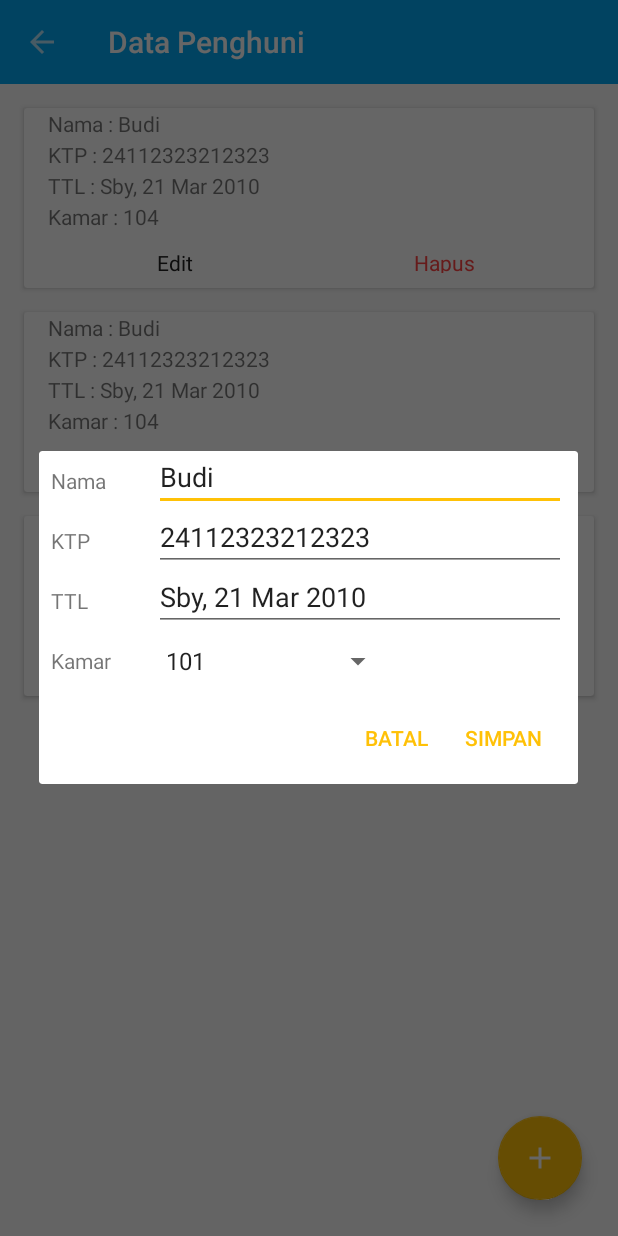
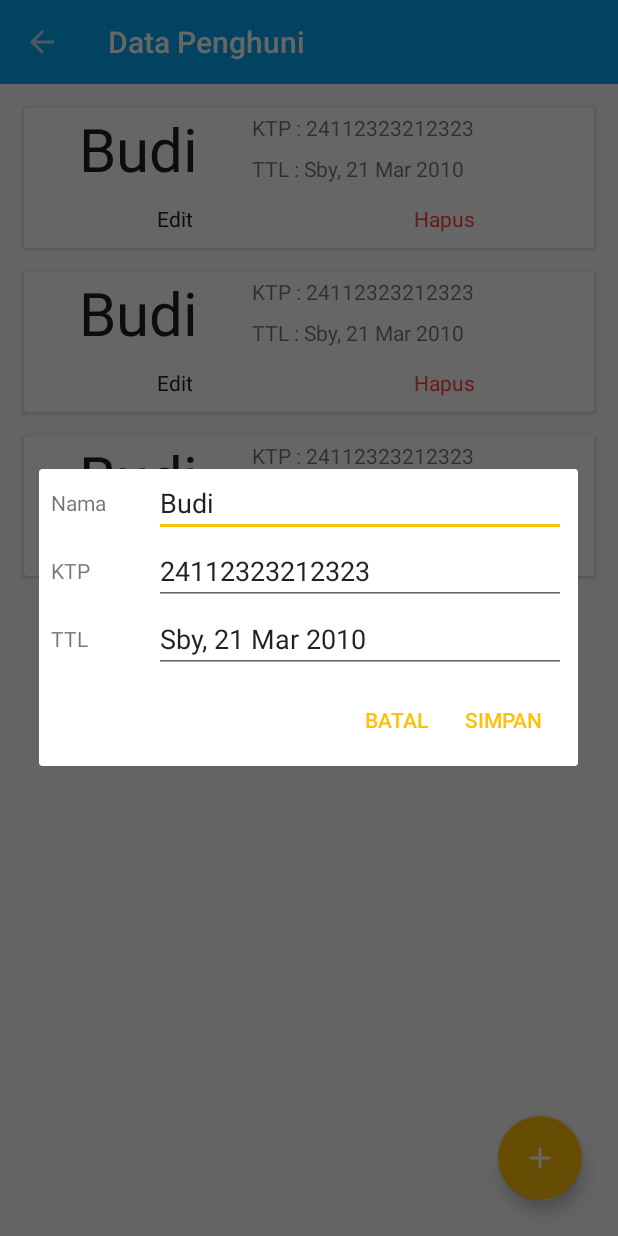
Before and after one commit to dzakybd/SIKOST, an Android app: the DataPenghuniActivity screen opened directly, with no data from a screen before it, after a tap on "Edit", on a phone screen of 412 x 824 dp. Run offline under Robolectric (Android 15) with nearby library versions, the phone set to English and light mode, and no system bars; our stand-ins replace ButterKnife; libraries missing offline, so code that uses them is left out: com.mikepenz.fontawesome_typeface_library, com.mikepenz.iconics; 4 statements that could not run were skipped.

Commit message:
merge item kamar & penghuni + modify penghuni adapter + iconics implement + remove opsi kamar di penghuni

```diff
--- a/app/src/main/java/id/ac/its/sikost/activity/DataKamarActivity.java
+++ b/app/src/main/java/id/ac/its/sikost/activity/DataKamarActivity.java
@@ -63,7 +63,7 @@ public class DataKamarActivity extends AppCompatActivity implements EditHapusInt
 
     private void tambah() {
         AlertDialog.Builder result = new AlertDialog.Builder(this);
-        View alertview = getLayoutInflater().inflate(R.layout.dialog_add_kamar, null);
+        View alertview = getLayoutInflater().inflate(R.layout.dialog_data_kamar, null);
         et_nama = (EditText) alertview.findViewById(R.id.et_nama);
         et_kapasitas = (EditText) alertview.findViewById(R.id.et_kapasitas);
         et_biaya = (EditText) alertview.findViewById(R.id.et_biaya);
@@ -86,7 +86,7 @@ public class DataKamarActivity extends AppCompatActivity implements EditHapusInt
     public void edit(final int index) {
         Kamar temp = kamars.get(index);
         AlertDialog.Builder result = new AlertDialog.Builder(this);
-        View alertview = getLayoutInflater().inflate(R.layout.dialog_add_kamar, null);
+        View alertview = getLayoutInflater().inflate(R.layout.dialog_data_kamar, null);
         et_nama = (EditText) alertview.findViewById(R.id.et_nama);
         et_kapasitas = (EditText) alertview.findViewById(R.id.et_kapasitas);
         et_biaya = (EditText) alertview.findViewById(R.id.et_biaya);
--- a/app/src/main/java/id/ac/its/sikost/activity/DataPenghuniActivity.java
+++ b/app/src/main/java/id/ac/its/sikost/activity/DataPenghuniActivity.java
@@ -11,15 +11,14 @@ import android.support.v7.widget.Toolbar;
 import android.view.MenuItem;
 import android.view.View;
 import android.widget.EditText;
-import android.widget.Spinner;
 
 import java.util.List;
 
 import butterknife.BindView;
 import butterknife.ButterKnife;
-import id.ac.its.sikost.interfaces.EditHapusInterface;
 import id.ac.its.sikost.R;
 import id.ac.its.sikost.adapter.PenghuniAdapter;
+import id.ac.its.sikost.interfaces.EditHapusInterface;
 import id.ac.its.sikost.model.Penghuni;
 import id.ac.its.sikost.model.PenghuniSingleton;
 
@@ -34,7 +33,6 @@ public class DataPenghuniActivity extends AppCompatActivity implements EditHapus
     EditText et_nama;
     EditText et_ktp;
     EditText et_ttl;
-    Spinner spn_kamar;
 
     List<Penghuni> penghunis;
     @BindView(R.id.toolbar)
@@ -86,11 +84,10 @@ public class DataPenghuniActivity extends AppCompatActivity implements EditHapus
     public void edit(final int index) {
         Penghuni temp = penghunis.get(index);
         AlertDialog.Builder result = new AlertDialog.Builder(this);
-        View alertview = getLayoutInflater().inflate(R.layout.dialog_add_penghuni, null);
+        View alertview = getLayoutInflater().inflate(R.layout.dialog_data_penghuni, null);
         et_nama = (EditText) alertview.findViewById(R.id.et_nama);
         et_ktp = (EditText) alertview.findViewById(R.id.et_ktp);
         et_ttl = (EditText) alertview.findViewById(R.id.et_ttl);
-        spn_kamar = (Spinner) alertview.findViewById(R.id.spn_kamar);
         et_nama.setText(temp.getNama());
         et_ktp.setText(temp.getKtp());
         et_ttl.setText(temp.getTtl());
@@ -100,11 +97,9 @@ public class DataPenghuniActivity extends AppCompatActivity implements EditHapus
                 String nama = et_nama.getText().toString();
                 String ktp = et_ktp.getText().toString();
                 String ttl = et_ttl.getText().toString();
-                String kamar = spn_kamar.getSelectedItem().toString();
                 penghunis.get(index).setNama(nama);
                 penghunis.get(index).setKtp(ktp);
                 penghunis.get(index).setTtl(ttl);
-                penghunis.get(index).setKamar(kamar);
                 adapter.notifyDataSetChanged();
             }
         }).setNegativeButton("Batal", null);
@@ -134,11 +129,10 @@ public class DataPenghuniActivity extends AppCompatActivity implements EditHapus
 
     private void tambah() {
         AlertDialog.Builder result = new AlertDialog.Builder(this);
-        View alertView = getLayoutInflater().inflate(R.layout.dialog_add_penghuni, null);
+        View alertView = getLayoutInflater().inflate(R.layout.dialog_data_penghuni, null);
         et_nama = (EditText) alertView.findViewById(R.id.et_nama);
         et_ktp = (EditText) alertView.findViewById(R.id.et_ktp);
         et_ttl = (EditText) alertView.findViewById(R.id.et_ttl);
-        spn_kamar = (Spinner) alertView.findViewById(R.id.spn_kamar);
         result.setView(alertView)
                 .setPositiveButton("Simpan", new DialogInterface.OnClickListener() {
                     @Override
@@ -146,8 +140,7 @@ public class DataPenghuniActivity extends AppCompatActivity implements EditHapus
                         String nama = et_nama.getText().toString();
                         String ktp = et_ktp.getText().toString();
                         String ttl = et_ttl.getText().toString();
-                        String kamar = spn_kamar.getSelectedItem().toString();
-                        Penghuni penghuni = new Penghuni(nama, ktp, ttl, kamar);
+                        Penghuni penghuni = new Penghuni(nama, ktp, ttl);
                         PenghuniSingleton.getInstance().addPenghuni(penghuni);
                         adapter.notifyDataSetChanged();
                     }
--- a/app/src/main/java/id/ac/its/sikost/activity/Splashscreen.java
+++ b/app/src/main/java/id/ac/its/sikost/activity/Splashscreen.java
@@ -21,6 +21,7 @@ public class Splashscreen extends AppCompatActivity {
         new Handler().postDelayed(new Runnable() {
             @Override
             public void run() {
+                avi.hide();
                 Intent i = new Intent(Splashscreen.this, Login.class);
                 startActivity(i);
                 finish();
--- a/app/src/main/java/id/ac/its/sikost/adapter/KamarAdapter.java
+++ b/app/src/main/java/id/ac/its/sikost/adapter/KamarAdapter.java
@@ -1,6 +1,8 @@
 package id.ac.its.sikost.adapter;
 
 import android.content.Context;
+import android.graphics.drawable.Drawable;
+import android.support.v4.content.res.ResourcesCompat;
 import android.support.v7.widget.CardView;
 import android.support.v7.widget.RecyclerView;
 import android.view.LayoutInflater;
@@ -8,12 +10,15 @@ import android.view.View;
 import android.view.ViewGroup;
 import android.widget.TextView;
 
+import com.mikepenz.fontawesome_typeface_library.FontAwesome;
+import com.mikepenz.iconics.IconicsDrawable;
+
 import java.util.List;
 
 import butterknife.BindView;
 import butterknife.ButterKnife;
+import id.ac.its.sikost.R;
 import id.ac.its.sikost.interfaces.EditHapusInterface;
-import id.ac.its.sikost.R;
 import id.ac.its.sikost.model.Kamar;
 
 /**
@@ -34,7 +39,7 @@ public class KamarAdapter extends RecyclerView.Adapter<KamarAdapter.ViewHolder>
 
     @Override
     public ViewHolder onCreateViewHolder(ViewGroup parent, int viewType) {
-        View view = LayoutInflater.from(parent.getContext()).inflate(R.layout.item_kamar, parent, false);
+        View view = LayoutInflater.from(parent.getContext()).inflate(R.layout.item_kamar_penghuni, parent, false);
         return new ViewHolder(view);
     }
 
@@ -57,6 +62,20 @@ public class KamarAdapter extends RecyclerView.Adapter<KamarAdapter.ViewHolder>
                 listener.hapus(index);
             }
         });
+
+        Drawable img;
+        img=new IconicsDrawable(context)
+                .icon(FontAwesome.Icon.faw_users)
+                .color(ResourcesCompat.getColor(context.getResources(), R.color.primary, null))
+                .actionBar();
+        img.setBounds(0, 0, 50, 50);
+        holder.tvKapasitasKamar.setCompoundDrawables(img, null, null, null);
+        img=new IconicsDrawable(context)
+                .icon(FontAwesome.Icon.faw_money)
+                .color(ResourcesCompat.getColor(context.getResources(), R.color.primary, null))
+                .actionBar();
+        img.setBounds(0, 0, 50, 50);
+        holder.tvBiayaKamar.setCompoundDrawables(img, null, null, null);
     }
 
     @Override
--- a/app/src/main/java/id/ac/its/sikost/adapter/PenghuniAdapter.java
+++ b/app/src/main/java/id/ac/its/sikost/adapter/PenghuniAdapter.java
@@ -1,18 +1,23 @@
 package id.ac.its.sikost.adapter;
 
 import android.content.Context;
+import android.graphics.drawable.Drawable;
+import android.support.v4.content.res.ResourcesCompat;
 import android.support.v7.widget.RecyclerView;
 import android.view.LayoutInflater;
 import android.view.View;
 import android.view.ViewGroup;
 import android.widget.TextView;
 
+import com.mikepenz.fontawesome_typeface_library.FontAwesome;
+import com.mikepenz.iconics.IconicsDrawable;
+
 import java.util.List;
 
 import butterknife.BindView;
 import butterknife.ButterKnife;
+import id.ac.its.sikost.R;
 import id.ac.its.sikost.interfaces.EditHapusInterface;
-import id.ac.its.sikost.R;
 import id.ac.its.sikost.model.Penghuni;
 
 /**
@@ -33,21 +38,19 @@ public class PenghuniAdapter extends RecyclerView.Adapter<PenghuniAdapter.ViewHo
 
     @Override
     public ViewHolder onCreateViewHolder(ViewGroup parent, int viewType) {
-        View view = LayoutInflater.from(parent.getContext()).inflate(R.layout.item_penghuni, parent, false);
+        View view = LayoutInflater.from(parent.getContext()).inflate(R.layout.item_kamar_penghuni, parent, false);
         return new ViewHolder(view);
     }
 
     @Override
     public void onBindViewHolder(ViewHolder holder, final int position) {
         Penghuni penghuni = penghunis.get(position);
-        String nama = String.format(context.getString(R.string.nama), penghuni.getNama());
+        String nama = String.format(penghuni.getNama());
         String ktp = String.format(context.getString(R.string.ktp), penghuni.getKtp());
         String ttl = String.format(context.getString(R.string.ttl), penghuni.getTtl());
-        String kamar = String.format(context.getString(R.string.kamar), penghuni.getKamar());
         holder.tvNamaPenghuni.setText(nama);
         holder.tvKtpPenghuni.setText(ktp);
         holder.tvTtlPenghuni.setText(ttl);
-        holder.tvKamarPenghuni.setText(kamar);
         holder.btnEdit.setOnClickListener(new View.OnClickListener() {
             @Override
             public void onClick(View v) {
@@ -60,6 +63,19 @@ public class PenghuniAdapter extends RecyclerView.Adapter<PenghuniAdapter.ViewHo
                 listener.hapus(position);
             }
         });
+        Drawable img;
+        img=new IconicsDrawable(context)
+                .icon(FontAwesome.Icon.faw_credit_card)
+                .color(ResourcesCompat.getColor(context.getResources(), R.color.primary, null))
+                .actionBar();
+        img.setBounds(0, 0, 50, 50);
+        holder.tvKtpPenghuni.setCompoundDrawables(img, null, null, null);
+        img=new IconicsDrawable(context)
+                .icon(FontAwesome.Icon.faw_calendar)
+                .color(ResourcesCompat.getColor(context.getResources(), R.color.primary, null))
+                .actionBar();
+        img.setBounds(0, 0, 50, 50);
+        holder.tvTtlPenghuni.setCompoundDrawables(img, null, null, null);
     }
 
     @Override
@@ -68,18 +84,15 @@ public class PenghuniAdapter extends RecyclerView.Adapter<PenghuniAdapter.ViewHo
     }
 
     public class ViewHolder extends RecyclerView.ViewHolder {
-
-        @BindView(R.id.tv_nama_penghuni)
+        @BindView(R.id.tv_nama_kamar)
         TextView tvNamaPenghuni;
-        @BindView(R.id.tv_ktp_penghuni)
+        @BindView(R.id.tv_kapasitas_kamar)
         TextView tvKtpPenghuni;
-        @BindView(R.id.tv_ttl_penghuni)
+        @BindView(R.id.tv_biaya_kamar)
         TextView tvTtlPenghuni;
-        @BindView(R.id.tv_kamar_penghuni)
-        TextView tvKamarPenghuni;
-        @BindView(R.id.btn_edit_penghuni)
+        @BindView(R.id.btn_edit)
         TextView btnEdit;
-        @BindView(R.id.btn_hapus_penghuni)
+        @BindView(R.id.btn_hapus)
         TextView btnHapus;
 
         public ViewHolder(View itemView) {
--- a/app/src/main/java/id/ac/its/sikost/model/Penghuni.java
+++ b/app/src/main/java/id/ac/its/sikost/model/Penghuni.java
@@ -11,13 +11,11 @@ public class Penghuni implements Serializable {
     String nama;
     String ktp;
     String ttl;
-    String kamar;
 
-    public Penghuni(String nama, String ktp, String ttl, String kamar) {
+    public Penghuni(String nama, String ktp, String ttl) {
         this.nama = nama;
         this.ktp = ktp;
         this.ttl = ttl;
-        this.kamar = kamar;
     }
 
     public String getNama() {
@@ -43,12 +41,4 @@ public class Penghuni implements Serializable {
     public void setTtl(String ttl) {
         this.ttl = ttl;
     }
-
-    public String getKamar() {
-        return kamar;
-    }
-
-    public void setKamar(String kamar) {
-        this.kamar = kamar;
-    }
 }
--- a/app/src/main/java/id/ac/its/sikost/model/PenghuniSingleton.java
+++ b/app/src/main/java/id/ac/its/sikost/model/PenghuniSingleton.java
@@ -18,9 +18,9 @@ public class PenghuniSingleton {
 
     private PenghuniSingleton() {
         penghunis = new ArrayList<>();
-        penghunis.add(new Penghuni("Budi", "24112323212323", "Sby, 21 Mar 2010", "104"));
-        penghunis.add(new Penghuni("Budi", "24112323212323", "Sby, 21 Mar 2010", "104"));
-        penghunis.add(new Penghuni("Budi", "24112323212323", "Sby, 21 Mar 2010", "104"));
+        penghunis.add(new Penghuni("Budi", "24112323212323", "Sby, 21 Mar 2010"));
+        penghunis.add(new Penghuni("Budi", "24112323212323", "Sby, 21 Mar 2010"));
+        penghunis.add(new Penghuni("Budi", "24112323212323", "Sby, 21 Mar 2010"));
     }
 
     public List<Penghuni> getPenghunis() {
--- a/app/src/main/res/layout/dialog_add_penghuni.xml
+++ b/app/src/main/res/layout/dialog_data_penghuni.xml
@@ -33,13 +33,6 @@
             android:text="TTL"
             android:gravity="center_vertical"/>
 
-        <TextView
-            android:layout_width="match_parent"
-            android:layout_height="0dp"
-            android:layout_weight="1"
-            android:text="Kamar"
-            android:gravity="center_vertical"/>
-
     </LinearLayout>
 
     <LinearLayout
@@ -70,13 +63,6 @@
             android:layout_weight="1"
             android:hint="TTL" />
 
-        <Spinner
-            android:id="@+id/spn_kamar"
-            android:layout_width="160dp"
-            android:layout_height="0dp"
-            android:layout_weight="1"
-            android:entries="@array/kamars" />
-
     </LinearLayout>
 
 </LinearLayout>
--- a/app/src/main/res/layout/item_kamar.xml
+++ b/app/src/main/res/layout/item_kamar_penghuni.xml
@@ -41,7 +41,7 @@
                 android:text="@string/kapasitas"
                 android:gravity="center_vertical"
                 android:textAppearance="?android:attr/textAppearanceSmall"
-                android:drawableLeft="@drawable/ic_person_black_24dp"/>
+                />
 
             <TextView
                 android:id="@+id/tv_biaya_kamar"
@@ -51,7 +51,7 @@
                 android:text="@string/biaya"
                 android:gravity="center_vertical"
                 android:textAppearance="?android:attr/textAppearanceSmall"
-                android:drawableLeft="@drawable/ic_attach_money_black_24dp"/>
+                />
 
         </LinearLayout>
 
--- a/app/src/main/res/layout/item_penghuni.xml
+++ /dev/null
@@ -1,91 +0,0 @@
-<?xml version="1.0" encoding="utf-8"?>
-<android.support.v7.widget.CardView xmlns:android="http://schemas.android.com/apk/res/android"
-    android:id="@+id/cv_penghuni"
-    android:layout_width="match_parent"
-    android:layout_height="120dp"
-    android:layout_margin="8dp"
-    android:clickable="true"
-    android:orientation="vertical">
-
-    <LinearLayout
-        android:layout_width="match_parent"
-        android:layout_height="match_parent"
-        android:orientation="vertical">
-
-        <LinearLayout
-            android:layout_width="match_parent"
-            android:layout_height="0dp"
-            android:layout_weight="5"
-            android:orientation="vertical"
-            android:paddingLeft="16dp">
-
-            <TextView
-                android:id="@+id/tv_nama_penghuni"
-                android:layout_width="match_parent"
-                android:layout_height="0dp"
-                android:layout_weight="1"
-                android:gravity="center_vertical"
-                android:text="@string/nama"
-                android:textAppearance="?android:attr/textAppearanceSmall" />
-
-            <TextView
-                android:id="@+id/tv_ktp_penghuni"
-                android:layout_width="match_parent"
-                android:layout_height="0dp"
-                android:layout_weight="1"
-                android:gravity="center_vertical"
-                android:text="@string/ktp"
-                android:textAppearance="?android:attr/textAppearanceSmall" />
-
-            <TextView
-                android:id="@+id/tv_ttl_penghuni"
-                android:layout_width="match_parent"
-                android:layout_height="0dp"
-                android:layout_weight="1"
-                android:gravity="center_vertical"
-                android:text="@string/ttl"
-                android:textAppearance="?android:attr/textAppearanceSmall" />
-
-            <TextView
-                android:id="@+id/tv_kamar_penghuni"
-                android:layout_width="match_parent"
-                android:layout_height="0dp"
-                android:layout_weight="1"
-                android:gravity="center_vertical"
-                android:text="@string/kamar"
-                android:textAppearance="?android:attr/textAppearanceSmall" />
-
-        </LinearLayout>
-
-        <LinearLayout
-            android:layout_width="match_parent"
-            android:layout_height="0dp"
-            android:layout_weight="1"
-            android:layout_margin="10dp"
-            android:gravity="center"
-            android:orientation="horizontal"
-            android:weightSum="2">
-
-            <TextView
-                android:id="@+id/btn_edit_penghuni"
-                android:layout_width="match_parent"
-                android:layout_height="wrap_content"
-                android:layout_weight="1"
-                android:gravity="center"
-                android:text="@string/edit"
-                android:textColor="@color/primary_text" />
-
-            <TextView
-                android:id="@+id/btn_hapus_penghuni"
-                android:layout_width="match_parent"
-                android:layout_height="wrap_content"
-                android:layout_weight="1"
-                android:gravity="center"
-                android:text="@string/hapus"
-                android:textColor="@android:color/holo_red_light" />
-
-        </LinearLayout>
-
-    </LinearLayout>
-
-</android.support.v7.widget.CardView>
```
Also changed, not shown: app/src/main/res/layout/dialog_data_kamar.xml (renamed from app/src/main/res/layout/dialog_add_kamar.xml).
